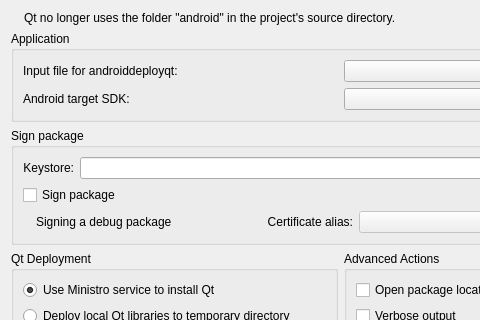
Qt form src/plugins/android/androiddeployqtwidget.ui (qt-creator/qt-creator) before a commit; both pictures show x 0 to 480 and y 0 to 320 of the 682 by 615 pixel window.
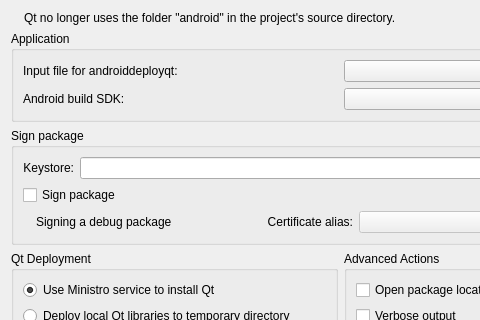
The same form after that commit. Icons and pictures are not drawn.

Commit message: Android: Rename target sdk to build sdk in the deploysetttings

Diff of the .ui file:
```diff
--- a/src/plugins/android/androiddeployqtwidget.ui
+++ b/src/plugins/android/androiddeployqtwidget.ui
@@ -200,7 +200,7 @@
       <item row="1" column="0">
        <widget class="QLabel" name="targetSDKLabel">
         <property name="text">
-         <string>Android target SDK:</string>
+         <string>Android build SDK:</string>
         </property>
        </widget>
       </item>
```
Left out of the diff: 2 changed lines with no effect on the pictures.
